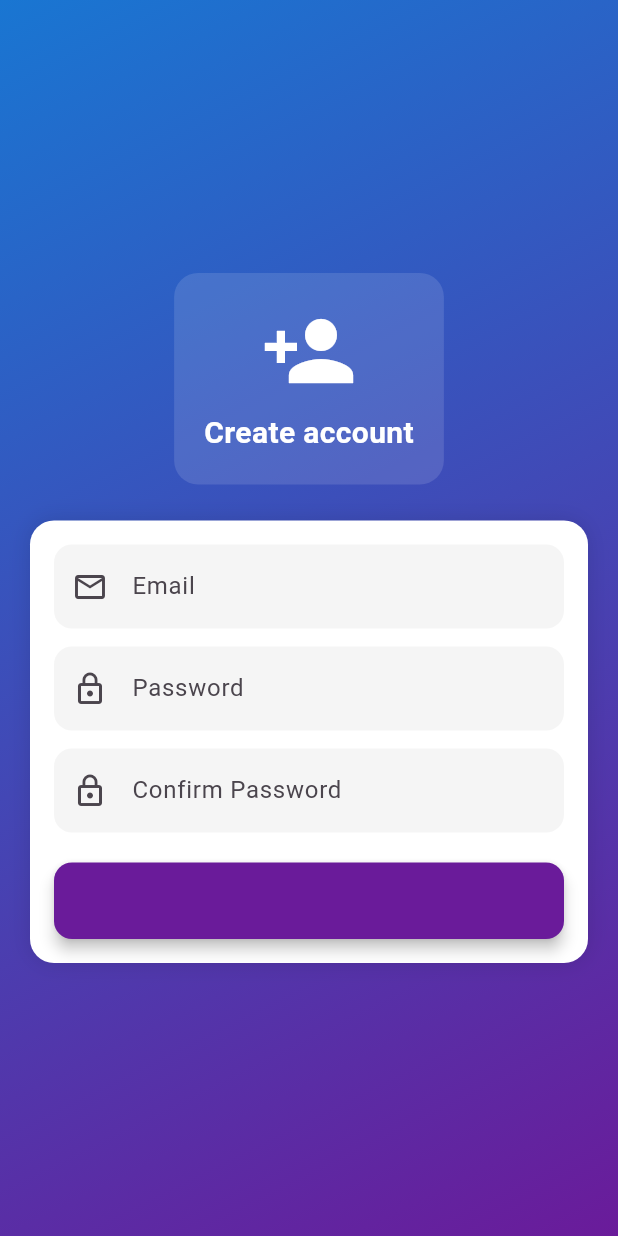
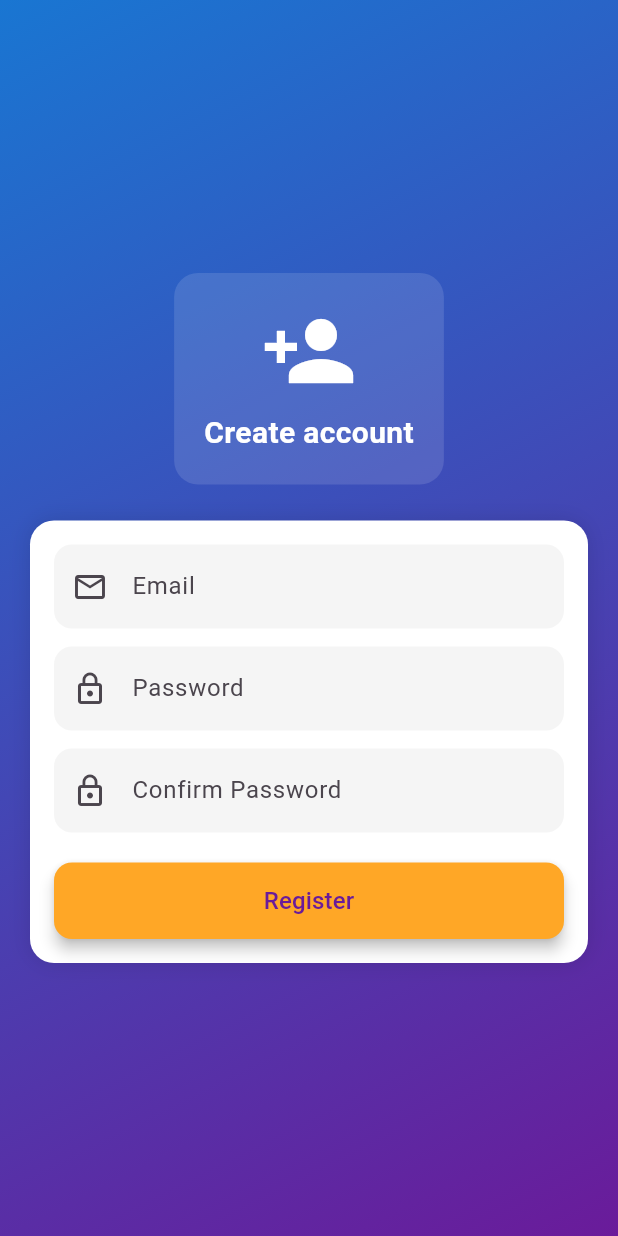
Before and after one commit to motociklist/flutter-kanban, a Flutter app: the screen it shows after launch, after a tap on "Login", after a tap on "Don't have an account? Register", on a phone screen of 412 x 824 dp. Run offline on Flutter 3.47's test engine with Material 3 defaults, Android fonts, the phone set to English and light mode, and no system bars.

Commit message:
~ refactor code

```diff
--- a/lib/login_page.dart
+++ b/lib/login_page.dart
@@ -122,11 +122,9 @@ class _LoginPageState extends State<LoginPage> {
                             width: double.infinity,
                             child: ElevatedButton(
                               style: ElevatedButton.styleFrom(
-                                padding:
-                                    const EdgeInsets.symmetric(vertical: 14),
-                                shape: RoundedRectangleBorder(
-                                    borderRadius: BorderRadius.circular(12)),
-                                backgroundColor: const Color(0xFF7E57C2),
+                                padding: const EdgeInsets.symmetric(vertical: 14),
+                                shape: RoundedRectangleBorder(borderRadius: BorderRadius.circular(12)),
+                                backgroundColor: const Color(0xFFFFA726), // vibrant orange
                                 elevation: 4,
                               ),
                               onPressed: _loading ? null : _submit,
@@ -134,26 +132,23 @@ class _LoginPageState extends State<LoginPage> {
                                   ? const SizedBox(
                                       width: 18,
                                       height: 18,
-                                      child: CircularProgressIndicator(
-                                          color: Colors.white, strokeWidth: 2))
-                                  : const Text('Login',
-                                      style: TextStyle(fontSize: 16)),
+                                      child: CircularProgressIndicator(color: Colors.white, strokeWidth: 2))
+                                  : const Text('Login', style: TextStyle(fontSize: 16, color: Colors.white)),
                             ),
                           ),
                           const SizedBox(height: 12),
                           TextButton(
+                            style: TextButton.styleFrom(foregroundColor: const Color(0xFF42A5F5)),
                             onPressed: () async {
                               final registered = await Navigator.of(context)
-                                  .push(MaterialPageRoute(
-                                      builder: (_) => const RegisterPage()));
+                                  .push(MaterialPageRoute(builder: (_) => const RegisterPage()));
                               if (registered == true) {
                                 if (!mounted) return;
                                 // After successful registration, log the user in immediately
                                 widget.onLogin();
                               }
                             },
-                            child:
-                                const Text("Don't have an account? Register"),
+                            child: const Text("Don't have an account? Register"),
                           ),
                         ],
                       ),
--- a/lib/register_page.dart
+++ b/lib/register_page.dart
@@ -113,16 +113,19 @@ class _RegisterPageState extends State<RegisterPage> {
                           SizedBox(
                             width: double.infinity,
                             child: ElevatedButton(
-                              style: AppStyles.elevatedButtonStyle(),
+                              style: ElevatedButton.styleFrom(
+                                padding: const EdgeInsets.symmetric(vertical: 14),
+                                shape: RoundedRectangleBorder(borderRadius: BorderRadius.circular(12)),
+                                backgroundColor: const Color(0xFFFFA726), // blue register
+                                elevation: 4,
+                              ),
                               onPressed: _loading ? null : _submit,
                               child: _loading
                                   ? const SizedBox(
                                       width: 18,
                                       height: 18,
-                                      child: CircularProgressIndicator(
-                                          color: Colors.white, strokeWidth: 2))
-                                  : const Text('Register',
-                                      style: TextStyle(fontSize: 16)),
+                                      child: CircularProgressIndicator(color: Colors.white, strokeWidth: 2))
+                                  : const Text('Register', style: TextStyle(fontSize: 16)),
                             ),
                           ),
                         ],
```
Also changed, not shown: lib/widgets/kanban_card.dart (added, +42 -0 lines), lib/widgets/kanban_column.dart (+4 -26 lines), 1 other file.
